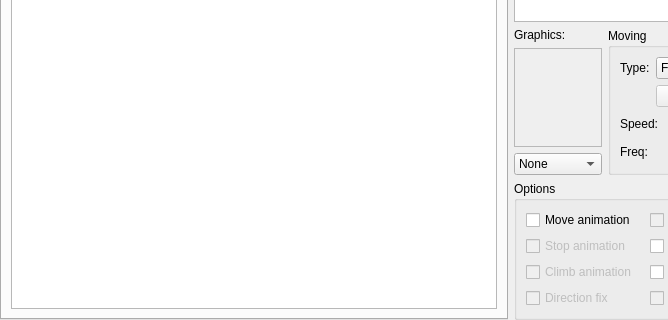
This is Editor/CustomWidgets/panelobject.ui in RPG-Paper-Maker/RPG-Paper-Maker as Qt 5 draws it before an edit; both pictures show x 0 to 668 and y 319 to 639 of the 779 by 639 pixel window. The edited form follows.
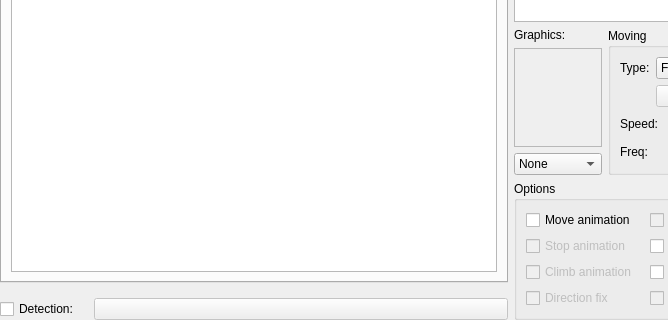
This is the edited form. Custom widgets are drawn as their Qt base class.

Commit message: Object moves: add detection sender

Patch:
```diff
--- a/Editor/CustomWidgets/panelobject.ui
+++ b/Editor/CustomWidgets/panelobject.ui
@@ -27,7 +27,7 @@
     <number>0</number>
    </property>
    <item row="0" column="0">
-    <layout class="QVBoxLayout" name="verticalLayout_6">
+    <layout class="QVBoxLayout" name="verticalLayout_8" stretch="0,1">
      <item>
       <layout class="QHBoxLayout" name="horizontalLayout" stretch="0,0,0,1,0,0">
        <item>
@@ -89,9 +89,23 @@
       </layout>
      </item>
      <item>
-      <layout class="QHBoxLayout" name="horizontalLayout_2" stretch="1,0">
+      <layout class="QHBoxLayout" name="horizontalLayout_3" stretch="1,0">
+       <property name="spacing">
+        <number>6</number>
+       </property>
+       <item>
+        <layout class="QVBoxLayout" name="verticalLayout_6" stretch="1,0">
+         <property name="spacing">
+          <number>15</number>
+         </property>
        <item>
         <widget class="QTabWidget" name="tabWidgetCommands">
+           <property name="maximumSize">
+            <size>
+             <width>16777215</width>
+             <height>16777215</height>
+            </size>
+           </property>
          <property name="currentIndex">
           <number>0</number>
          </property>
@@ -99,13 +113,36 @@
           <attribute name="title">
            <string>Tab 1</string>
           </attribute>
-          <layout class="QGridLayout" name="gridLayout_2">
-           <item row="0" column="0">
+            <layout class="QVBoxLayout" name="verticalLayout_7">
+             <item>
             <widget class="QTreeView" name="treeView"/>
            </item>
           </layout>
          </widget>
         </widget>
+         </item>
+         <item>
+          <layout class="QHBoxLayout" name="horizontalLayout_2" stretch="0,1">
+           <item>
+            <widget class="QCheckBox" name="checkBoxDetection">
+             <property name="text">
+              <string>Detection:</string>
+             </property>
+            </widget>
+           </item>
+           <item>
+            <widget class="QPushButton" name="pushButtonDetection">
+             <property name="enabled">
+              <bool>false</bool>
+             </property>
+             <property name="text">
+              <string/>
+             </property>
+            </widget>
+           </item>
+          </layout>
+         </item>
+        </layout>
        </item>
        <item>
         <layout class="QVBoxLayout" name="verticalLayout_5" stretch="1,1,1,0">
```
Lines whose indentation alone changed are shown as unchanged. The commit also changes 6 other files.
